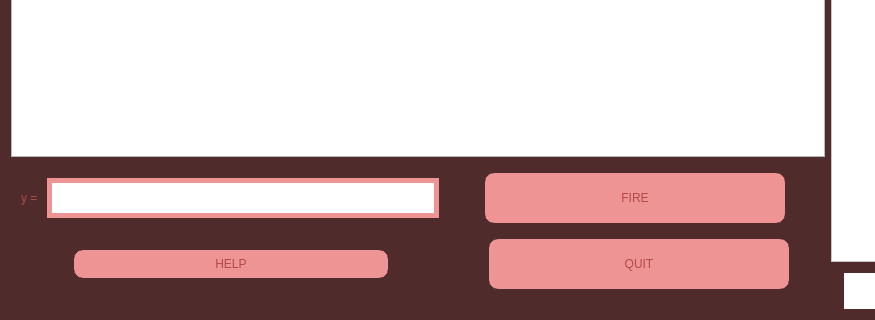
First picture: the form in MATFWars/src/wargame.ui, repository Divljo31/MATFWars, before the edit; both pictures show x 0 to 875 and y 330 to 650 of the 1098 by 650 pixel window.
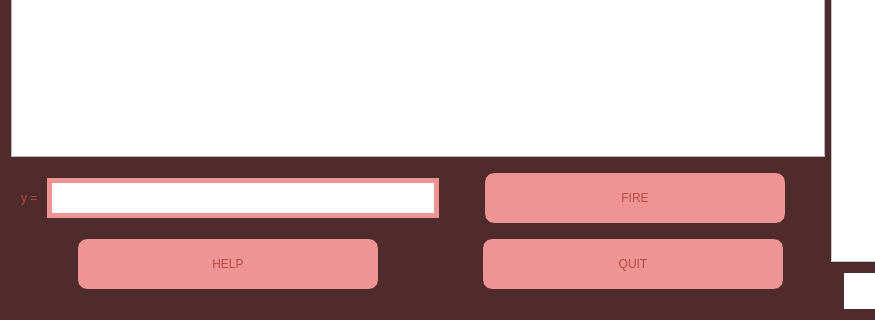
Second picture: the form after the edit. Icons and pictures are not drawn.

Commit message: male izmene ui

Patch:
```diff
--- a/MATFWars/src/wargame.ui
+++ b/MATFWars/src/wargame.ui
@@ -229,6 +229,24 @@
            </item>
            <item>
             <widget class="QPushButton" name="help_war_button">
+             <property name="sizePolicy">
+              <sizepolicy hsizetype="Expanding" vsizetype="Fixed">
+               <horstretch>3</horstretch>
+               <verstretch>3</verstretch>
+              </sizepolicy>
+             </property>
+             <property name="minimumSize">
+              <size>
+               <width>30</width>
+               <height>50</height>
+              </size>
+             </property>
+             <property name="maximumSize">
+              <size>
+               <width>300</width>
+               <height>50</height>
+              </size>
+             </property>
              <property name="styleSheet">
               <string notr="true">color:rgb(180, 72, 72);
 font: 600 25pt &quot;URW Bookman&quot;;
```
The commit also changes 1 other file.
